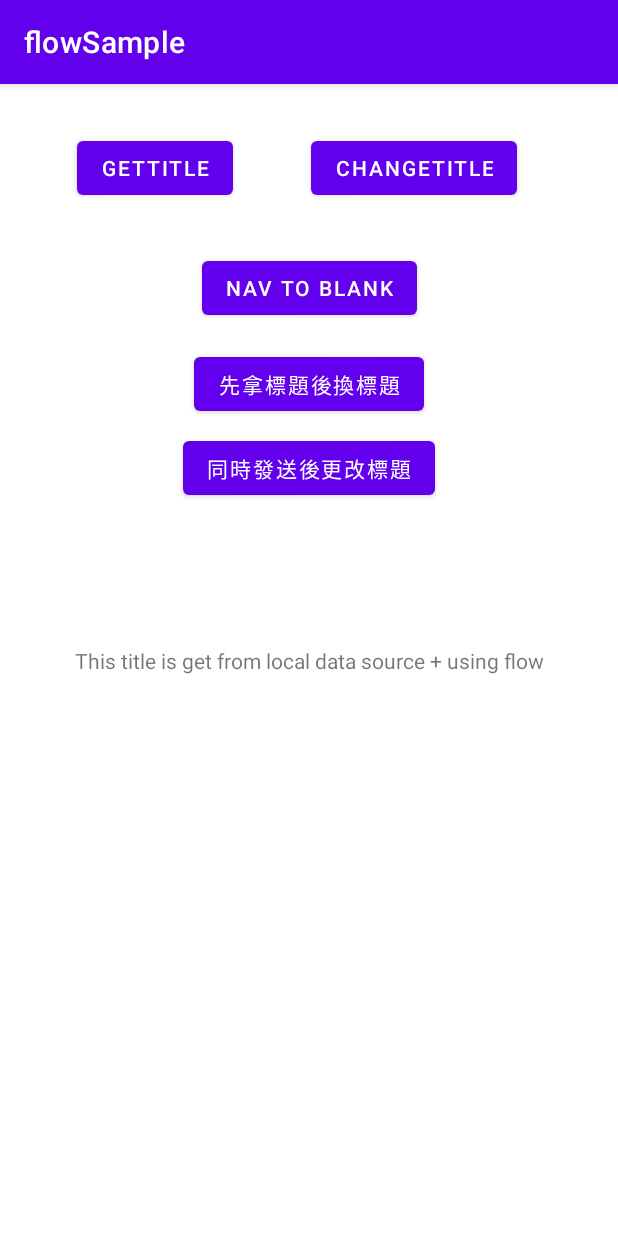
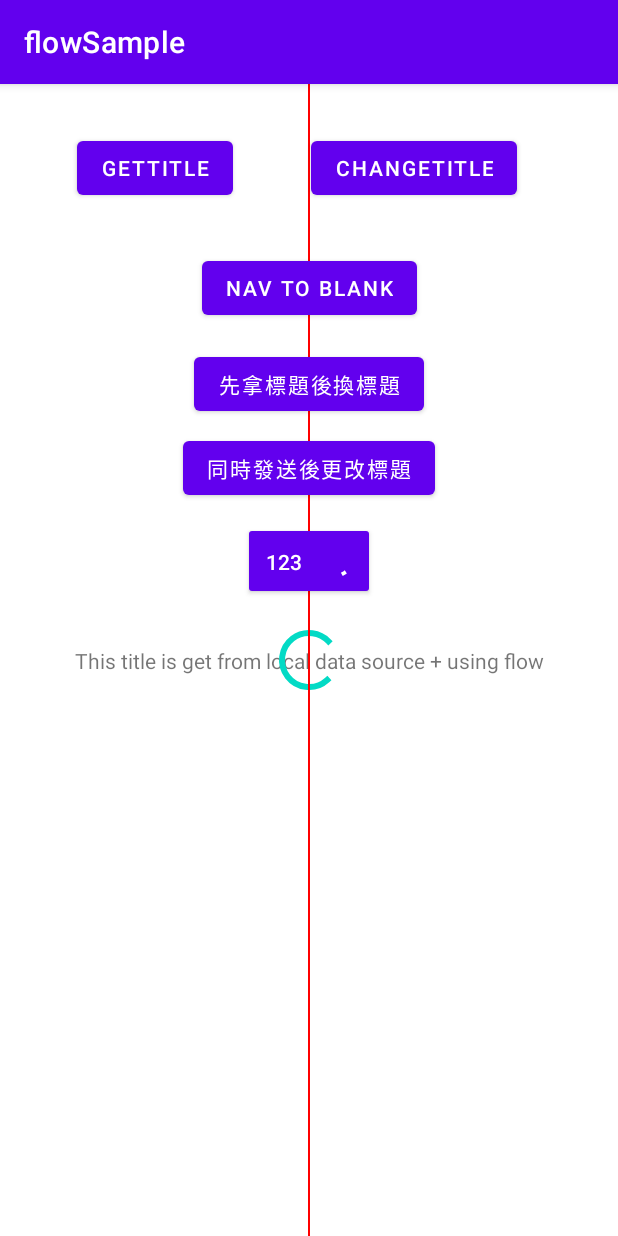
Before and after one commit to Small-Tsai/flowSample, an Android app: the screen it shows after launch (MainActivity), after a tap on "CHANGETITLE", on a phone screen of 412 x 824 dp. Run offline under Robolectric (Android 15) with nearby library versions, the phone set to English and light mode, and no system bars; our stand-ins replace data binding; 2 other taps on this screen came first.

Commit message:
feat: progress button

```diff
--- a/app/src/main/java/com/tsai/flowsample/MainActivity.kt
+++ b/app/src/main/java/com/tsai/flowsample/MainActivity.kt
@@ -1,12 +1,16 @@
 package com.tsai.flowsample
 
+import android.os.Bundle
+import android.util.Log
 import androidx.appcompat.app.AppCompatActivity
-import android.os.Bundle
-import android.os.PersistableBundle
-import android.view.LayoutInflater
+import androidx.lifecycle.lifecycleScope
+import com.tsai.flowsample.data.Name
 import com.tsai.flowsample.databinding.MainActivityBinding
-import com.tsai.flowsample.ui.main.MainFragment
 import com.tsai.flowsample.util.Logger
+import com.tsai.flowsample.util.json
+import kotlinx.coroutines.Dispatchers
+import kotlinx.coroutines.withContext
+import kotlinx.serialization.descriptors.elementNames
 
 class MainActivity : AppCompatActivity() {
 
@@ -14,8 +18,7 @@ class MainActivity : AppCompatActivity() {
 
     override fun onCreate(savedInstanceState: Bundle?) {
         super.onCreate(savedInstanceState)
-        Logger.d("activity onCreate")
-
+        Logger.d("activity onCreate ${this.hashCode()}")
         binding = MainActivityBinding.inflate(layoutInflater)
         setContentView(binding.root)
     }
@@ -23,6 +26,14 @@ class MainActivity : AppCompatActivity() {
     override fun onStart() {
         super.onStart()
         Logger.d("activity onStart")
+        lifecycleScope.launchWhenStarted {
+            withContext(Dispatchers.IO){
+                Log.v("small tsai", "onStart: ${Thread.currentThread()}")
+            }
+        }
+        json.decodeFromString(Name.serializer(), "kevin.").also {
+            Log.i("small tsai", "onCreate: $it")
+        }
     }
 
     override fun onRestoreInstanceState(savedInstanceState: Bundle) {
--- /dev/null
+++ b/app/src/main/java/com/tsai/flowsample/customview/ProgressButton.kt
@@ -0,0 +1,259 @@
+package com.tsai.flowsample.customview
+
+import android.content.Context
+import android.graphics.Canvas
+import android.graphics.Color
+import android.graphics.Paint
+import android.graphics.drawable.Drawable
+import android.os.Parcelable
+import android.text.SpannableString
+import android.text.Spanned
+import android.text.style.ImageSpan
+import android.util.AttributeSet
+import android.view.AbsSavedState
+import androidx.lifecycle.DefaultLifecycleObserver
+import androidx.lifecycle.LifecycleOwner
+import androidx.lifecycle.findViewTreeLifecycleOwner
+import androidx.swiperefreshlayout.widget.CircularProgressDrawable
+import com.google.android.material.button.MaterialButton
+
+/**
+ * This custom button can has loading state to provide progress bar on the button
+ * and has lifecycle aware animation
+ *
+ * @author Small Tsai
+ */
+class ProgressButton @JvmOverloads constructor(
+    context: Context,
+    attrs: AttributeSet? = null,
+    defStyleAttr: Int = 0
+) : MaterialButton(context, attrs, defStyleAttr), DefaultLifecycleObserver {
+
+    companion object {
+        const val REPLACEMENT_CHAR = '\uFFFD'
+    }
+
+    enum class ProgressStyle {
+        Center, Right
+    }
+
+    inner class SavedState(superState: Parcelable) : AbsSavedState(superState) {
+        var isLoading: Boolean? = null
+        var textCache: CharSequence? = null
+        var shouldUseMeasuredWidth: Boolean? = null
+        var textWidthCache: Int? = null
+    }
+
+    private inner class CustomDrawableSpan(drawable: Drawable) : ImageSpan(drawable) {
+        override fun getSize(
+            paint: Paint,
+            text: CharSequence,
+            start: Int,
+            end: Int,
+            fontMetricsInt: Paint.FontMetricsInt?
+        ): Int {
+            // get drawable dimensions
+            val rect = drawable.bounds
+            fontMetricsInt?.let {
+                val fontMetrics = paint.fontMetricsInt
+
+                // get a font height
+                val lineHeight = fontMetrics.bottom - fontMetrics.top
+
+                // make sure our drawable has height >= font height
+                val drHeight = lineHeight.coerceAtLeast(rect.bottom - rect.top)
+
+                val centerY = fontMetrics.top + lineHeight / 2
+
+                // adjust font metrics to fit our drawable size
+                fontMetricsInt.apply {
+                    ascent = centerY - drHeight / 2
+                    descent = centerY + drHeight / 2
+                    top = ascent
+                    bottom = descent
+                }
+            }
+
+            // return drawable width which is in our case = drawable width + margin from text
+            return rect.width() + progressBarMarginStart
+        }
+
+        override fun draw(
+            canvas: Canvas,
+            text: CharSequence,
+            start: Int,
+            end: Int,
+            x: Float,
+            top: Int,
+            y: Int,
+            bottom: Int,
+            paint: Paint
+        ) {
+
+            canvas.save()
+            val fontMetrics = paint.fontMetricsInt
+            // get font height. in our case now it's drawable height
+            val lineHeight = fontMetrics.bottom - fontMetrics.top
+
+            // adjust canvas vertically to draw drawable on text vertical center
+            val centerY = y + fontMetrics.bottom - lineHeight / 2
+            val transY = centerY - drawable.bounds.height() / 2
+            val transX = when (progressStyle) {
+                ProgressStyle.Center -> {
+                    (textWidthCache
+                        ?.div(2)
+                        ?.minus(paddingRight)
+                        ?.minus(paddingLeft)
+                        ?.plus(2.5f) // progress bar stroke width
+                        ?.plus(progressBarMarginStart)
+                            ) ?: 0f
+                }
+                ProgressStyle.Right -> {
+                    x + progressBarMarginStart
+                }
+            }
+
+            // adjust canvas horizontally to draw drawable with defined margin from text
+            canvas.translate(transX, transY.toFloat())
+            drawable.draw(canvas)
+            canvas.restore()
+        }
+    }
+
+    var progressStyle: ProgressStyle = ProgressStyle.Center
+
+    var isLoading: Boolean = false
+        set(isLoading) {
+            isClickable = isLoading.not()
+            if (isLoading) {
+                startLoading()
+                field = isLoading
+            } else {
+                field = isLoading
+                stopLoading()
+            }
+        }
+
+
+    private val progressBarMarginStart: Int
+        get() = when (progressStyle) {
+            ProgressStyle.Center -> 0
+            ProgressStyle.Right -> 20
+        }
+
+    private var textCache = text
+        set(newText) {
+            if (field != newText) {
+                shouldUseMeasuredWidth = true
+            }
+            field = newText
+        }
+    private var textWidthCache: Int? = null
+    private var shouldUseMeasuredWidth = false
+
+    private val progressCallback = object : Drawable.Callback {
+        override fun unscheduleDrawable(who: Drawable, what: Runnable) {}
+        override fun invalidateDrawable(who: Drawable) {
+            postInvalidate()
+        }
+
+        override fun scheduleDrawable(who: Drawable, what: Runnable, `when`: Long) {}
+    }
+
+    private val progressDrawable = CircularProgressDrawable(context).apply {
+        setStyle(CircularProgressDrawable.DEFAULT)
+        setColorSchemeColors(Color.WHITE)
+        val size = (centerRadius + strokeWidth).toInt() * 2
+        setBounds(0, 0, size, size)
+        callback = progressCallback
+    }
+
+    private val drawableSpan = CustomDrawableSpan(progressDrawable)
+
+    override fun onAttachedToWindow() {
+        super.onAttachedToWindow()
+        findViewTreeLifecycleOwner()?.lifecycle?.addObserver(this)
+    }
+
+    override fun onDestroy(owner: LifecycleOwner) {
+        isLoading = false
+        super.onDestroy(owner)
+    }
+
+    override fun setText(text: CharSequence?, type: BufferType?) {
+        if (isLoading) {
+            textCache = text
+        } else {
+            super.setText(text, type)
+        }
+    }
+
+    override fun onMeasure(widthMeasureSpec: Int, heightMeasureSpec: Int) {
+        super.onMeasure(widthMeasureSpec, heightMeasureSpec)
+        when (progressStyle) {
+            ProgressStyle.Center -> {
+                textWidthCache?.let {
+                    if (shouldUseMeasuredWidth.not()) {
+                        setMeasuredDimension(it, measuredHeight)
+                    } else {
+                        setMeasuredDimension(measuredWidth, measuredHeight)
+                    }
+                    shouldUseMeasuredWidth = false
+                }
+            }
+            ProgressStyle.Right -> {}
+        }
+        textWidthCache = measuredWidth
+    }
+
+    override fun onSaveInstanceState(): Parcelable {
+        val superState = super.onSaveInstanceState()
+        val newState = SavedState(superState).apply {
+            this.isLoading = this@ProgressButton.isLoading
+            this.textCache = this@ProgressButton.textCache
+            this.shouldUseMeasuredWidth = this@ProgressButton.shouldUseMeasuredWidth
+            this.textWidthCache = this@ProgressButton.textWidthCache
+        }
+        return newState
+    }
+
+    override fun onRestoreInstanceState(state: Parcelable?) {
+        if (state is SavedState) {
+            state.textCache?.let {
+                textCache = it
+                text = it
+            }
+            state.isLoading?.let {
+                isLoading = it
+            }
+            state.shouldUseMeasuredWidth?.let {
+                shouldUseMeasuredWidth = it
+            }
+            state.textWidthCache?.let {
+                textWidthCache = it
+            }
+        }
+        super.onRestoreInstanceState(state)
+    }
+
+    private fun startLoading() {
+        if (progressDrawable.isRunning) return
+        val spanSource = when (progressStyle) {
+            ProgressStyle.Center -> "$REPLACEMENT_CHAR"
+            ProgressStyle.Right -> "$textCache$REPLACEMENT_CHAR"
+        }
+
+        val spannableString = SpannableString(spanSource).apply {
+            setSpan(drawableSpan, length - 1, length, Spanned.SPAN_EXCLUSIVE_EXCLUSIVE)
+        }
+        text = spannableString
+        progressDrawable.start()
+    }
+
+    private fun stopLoading() {
+        if (progressDrawable.isRunning.not()) return
+        progressDrawable.stop()
+        clearAnimation()
+        super.setText(textCache)
+    }
+}
--- /dev/null
+++ b/app/src/main/java/com/tsai/flowsample/data/EnumSerializerSample.kt
@@ -0,0 +1,54 @@
+package com.tsai.flowsample.data
+
+import kotlinx.serialization.KSerializer
+import kotlinx.serialization.Serializable
+import kotlinx.serialization.descriptors.PrimitiveKind
+import kotlinx.serialization.descriptors.PrimitiveSerialDescriptor
+import kotlinx.serialization.descriptors.SerialDescriptor
+import kotlinx.serialization.encoding.Decoder
+import kotlinx.serialization.encoding.Encoder
+
+interface SerialEnum {
+    val serialName: String?
+}
+
+@Serializable(with = CustomSerializer::class)
+enum class Name(override val serialName: String? = null) : SerialEnum {
+    Kevin("kevin"),
+    Tommy("tommy"),
+    Unknown
+}
+
+object CustomSerializer : EnumSerializer<Name>(
+    enumConstants = Name.values(),
+    serialEnumConstants = Name.values().serial(),
+    fallback = Name.Unknown
+)
+
+open class EnumSerializer<E : Enum<E>>(
+    private val enumConstants: Array<E>,
+    private val serialEnumConstants: Array<String>,
+    private val fallback: E
+) : KSerializer<E> {
+
+    override val descriptor: SerialDescriptor =
+        PrimitiveSerialDescriptor("EnumSerializer", PrimitiveKind.STRING)
+
+    override fun serialize(encoder: Encoder, value: E) {
+        val index = enumConstants.indexOf(value)
+        encoder.encodeString(serialEnumConstants[index])
+    }
+
+    override fun deserialize(decoder: Decoder): E {
+        val string = decoder.decodeString()
+        val index = serialEnumConstants.indexOfFirst { it == string }
+        return if (index != -1) {
+            enumConstants[index]
+        } else {
+            fallback
+        }
+    }
+}
+
+fun <T> Array<T>.serial() where T : SerialEnum, T : Enum<T> =
+    this.map { it.serialName ?: it.name }.toTypedArray()
--- a/app/src/main/java/com/tsai/flowsample/ui/main/MainFragment.kt
+++ b/app/src/main/java/com/tsai/flowsample/ui/main/MainFragment.kt
@@ -2,18 +2,23 @@ package com.tsai.flowsample.ui.main
 
 import android.content.Context
 import android.os.Bundle
+import android.util.Log
 import android.view.LayoutInflater
 import android.view.View
 import android.view.ViewGroup
 import androidx.fragment.app.Fragment
 import androidx.fragment.app.viewModels
+import androidx.lifecycle.asLiveData
+import androidx.lifecycle.lifecycleScope
 import androidx.navigation.fragment.findNavController
 import com.tsai.flowsample.NavigationDirections
+import com.tsai.flowsample.customview.ProgressButton
 import com.tsai.flowsample.databinding.MainFragmentBinding
 import com.tsai.flowsample.ext.collectLatestLifeCycleFlowStarted
 import com.tsai.flowsample.ext.collectLifeCycleFlowStarted
 import com.tsai.flowsample.ext.getVmFactory
 import com.tsai.flowsample.util.Logger
+import kotlinx.coroutines.flow.collect
 
 class MainFragment : Fragment() {
 
@@ -25,7 +30,7 @@ class MainFragment : Fragment() {
 
     override fun onAttach(context: Context) {
         super.onAttach(context)
-        Logger.d("Fragment onAttach")
+        Logger.d("Fragment onAttach ${requireActivity().hashCode()}")
     }
 
     override fun onCreate(savedInstanceState: Bundle?) {
@@ -43,6 +48,14 @@ class MainFragment : Fragment() {
         binding.mainViewModel = viewModel
         binding.lifecycleOwner = viewLifecycleOwner
 
+        // progress button demo ( progress on center of button )
+        binding.progressButton2.apply {
+            progressStyle = ProgressButton.ProgressStyle.Right
+            setOnClickListener {
+                viewModel.startDemoProgressButton()
+            }
+        }
+
         collectLifeCycleFlowStarted(viewModel.navToBlankFrag) {
             findNavController().navigate(NavigationDirections.navToBlank())
         }
@@ -51,7 +64,16 @@ class MainFragment : Fragment() {
             binding.message.text = it
         }
 
+        viewModel.isButtonLoading.asLiveData().observe(viewLifecycleOwner) {
+            binding.progressButton2.isLoading = it
+        }
 
+        lifecycleScope.launchWhenStarted {
+            viewModel.setTextEvent.collect {
+                Log.d("small tsai", "setTextEvent: receive!!!!!")
+                binding.progressButton2.text = "已經在 loading 時被改過"
+            }
+        }
 
         return binding.root
     }
--- a/app/src/main/java/com/tsai/flowsample/ui/main/MainViewModel.kt
+++ b/app/src/main/java/com/tsai/flowsample/ui/main/MainViewModel.kt
@@ -1,14 +1,23 @@
 package com.tsai.flowsample.ui.main
 
+import android.util.Log
 import androidx.lifecycle.ViewModel
 import androidx.lifecycle.viewModelScope
 import com.tsai.flowsample.data.source.Repo
 import com.tsai.flowsample.ext.toast
-import kotlinx.coroutines.FlowPreview
+import com.tsai.flowsample.util.Logger
+import kotlinx.coroutines.*
+import kotlinx.coroutines.channels.Channel
 import kotlinx.coroutines.flow.*
-import kotlinx.coroutines.launch
 
 class MainViewModel(private val repo: Repo) : ViewModel() {
+
+    private val coroutineExceptionHandler =
+        CoroutineExceptionHandler { coroutineContext, throwable ->
+            Logger.e("$throwable")
+        }
+    val coroutineScope =
+        CoroutineScope(SupervisorJob() + coroutineExceptionHandler + Dispatchers.Main)
 
     private val _status = MutableStateFlow<LoadApiStatus?>(null)
     val status: StateFlow<LoadApiStatus?> = _status
@@ -18,6 +27,12 @@ class MainViewModel(private val repo: Repo) : ViewModel() {
 
     private val _navToBlankFrag = MutableSharedFlow<Boolean>()
     val navToBlankFrag: SharedFlow<Boolean> = _navToBlankFrag
+
+    private val _isButtonLoading = MutableStateFlow(false)
+    val isButtonLoading = _isButtonLoading.asStateFlow()
+
+    private val _setTextEvent = Channel<Unit>(Channel.CONFLATED)
+    val setTextEvent = _setTextEvent.receiveAsFlow()
 
     private fun loading() {
         _status.value = LoadApiStatus.LOADING
@@ -35,6 +50,25 @@ class MainViewModel(private val repo: Repo) : ViewModel() {
         viewModelScope.launch {
             _navToBlankFrag.emit(true)
         }
+    }
+
+    @Volatile
+    var i = 0
+
+    init {
+        viewModelScope.launch {
+            repeat(10000) {
+                launch(Dispatchers.IO) {
+                    plus()
+                }
+            }
+            Log.i("small tsai", "$i ")
+        }
+    }
+
+    @Synchronized
+    fun plus() {
+        i++
     }
 
 
@@ -94,4 +128,15 @@ class MainViewModel(private val repo: Repo) : ViewModel() {
                 }
         }
     }
+
+    fun startDemoProgressButton() {
+        viewModelScope.launch {
+            _isButtonLoading.update { true }
+            delay(4000)
+            _setTextEvent.send(Unit)
+            Log.d("small tsai", "startDemoProgressButton: sended")
+            delay(4000)
+            _isButtonLoading.update { false }
+        }
+    }
 }
--- /dev/null
+++ b/app/src/main/java/com/tsai/flowsample/util/json.kt
@@ -0,0 +1,11 @@
+package com.tsai.flowsample.util
+
+import kotlinx.serialization.json.Json
+
+val json = Json {
+    isLenient = true
+    ignoreUnknownKeys = true
+    allowSpecialFloatingPointValues = true
+    useArrayPolymorphism = true
+    encodeDefaults = false
+}
--- /dev/null
+++ b/app/src/main/java/com/tsai/flowsample/viewpager/PageType.kt
@@ -0,0 +1,6 @@
+package com.tsai.flowsample.viewpager
+
+enum class PageType {
+    TypeOne,
+    TypeTwo,
+}
--- a/app/src/main/res/layout/main_fragment.xml
+++ b/app/src/main/res/layout/main_fragment.xml
@@ -98,5 +98,24 @@
             app:layout_constraintStart_toStartOf="parent"
             app:layout_constraintTop_toBottomOf="@+id/button3" />
 
+        <com.tsai.flowsample.customview.ProgressButton
+            android:id="@+id/progressButton2"
+            style="?android:buttonStyle"
+            android:layout_width="wrap_content"
+            android:layout_height="wrap_content"
+            android:layout_marginTop="12dp"
+            android:text="123"
+            android:textColor="@color/white"
+            app:layout_constraintEnd_toEndOf="@+id/button4"
+            app:layout_constraintStart_toStartOf="@+id/button4"
+            app:layout_constraintTop_toBottomOf="@+id/button4" />
+
+        <View
+            android:layout_width="1dp"
+            android:layout_height="match_parent"
+            android:background="#f00"
+            app:layout_constraintEnd_toEndOf="parent"
+            app:layout_constraintStart_toStartOf="parent" />
+
     </androidx.constraintlayout.widget.ConstraintLayout>
 </layout>
```
Also changed, not shown: app/src/main/java/com/tsai/flowsample/blank/BlankFragment.kt (+18 -9 lines), app/src/main/java/com/tsai/flowsample/viewpager/BottomSheetSmoothViewHeightAnimator.kt (added, +74 -0 lines), app/src/main/java/com/tsai/flowsample/viewpager/IdentityBottomSheetViewPager2Adapter.kt (added, +25 -0 lines), app/src/main/java/com/tsai/flowsample/viewpager/ViewPagerOneFragment.kt (added, +19 -0 lines), app/src/main/java/com/tsai/flowsample/viewpager/ViewPagerThreeFragment.kt (added, +19 -0 lines), app/src/main/java/com/tsai/flowsample/viewpager/ViewPagerTwoFragment.kt (added, +18 -0 lines), app/src/main/res/layout/fragment_blank.xml (+12 -0 lines), app/src/main/res/layout/fragment_view_pager_one.xml (added, +20 -0 lines), app/src/main/res/layout/fragment_view_pager_three.xml (added, +21 -0 lines), app/src/main/res/layout/fragment_view_pager_two.xml (added, +21 -0 lines), gradle/wrapper/gradle-wrapper.properties.
